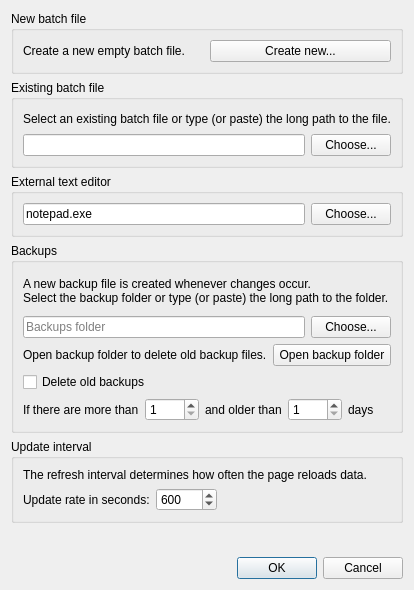
Qt form dialog.ui (MarioUnoDueTreQuattro/KillManagerQt) before a commit.
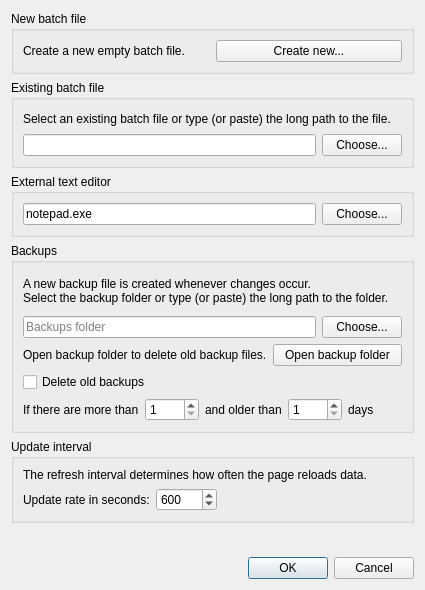
The same form after that commit. Icons and pictures are not drawn.

The edit to the form file:
```diff
--- a/dialog.ui
+++ b/dialog.ui
@@ -7,7 +7,7 @@
    <rect>
     <x>0</x>
     <y>0</y>
-    <width>392</width>
+    <width>425</width>
     <height>590</height>
    </rect>
   </property>
@@ -269,11 +269,30 @@
         </item>
         <item>
          <widget class="QLabel" name="label_6">
+          <property name="sizePolicy">
+           <sizepolicy hsizetype="Fixed" vsizetype="Preferred">
+            <horstretch>0</horstretch>
+            <verstretch>0</verstretch>
+           </sizepolicy>
+          </property>
           <property name="text">
            <string>days</string>
           </property>
          </widget>
         </item>
+        <item>
+         <spacer name="horizontalSpacer_2">
+          <property name="orientation">
+           <enum>Qt::Horizontal</enum>
+          </property>
+          <property name="sizeHint" stdset="0">
+           <size>
+            <width>40</width>
+            <height>20</height>
+           </size>
+          </property>
+         </spacer>
+        </item>
        </layout>
       </item>
      </layout>
```
Left out of the diff: 24 changed lines with no effect on the pictures.
